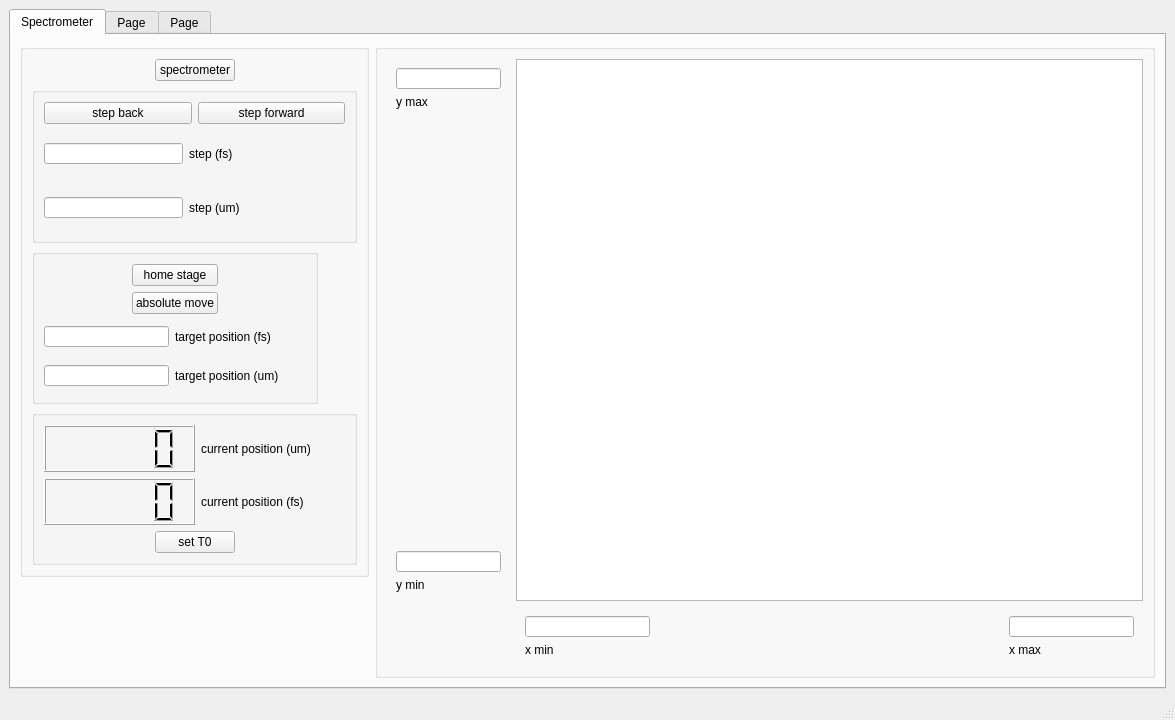
The window that qt_designer/form.ui (peter-chang62/Chi-3-FROG) describes before a commit, drawn with Qt 5.
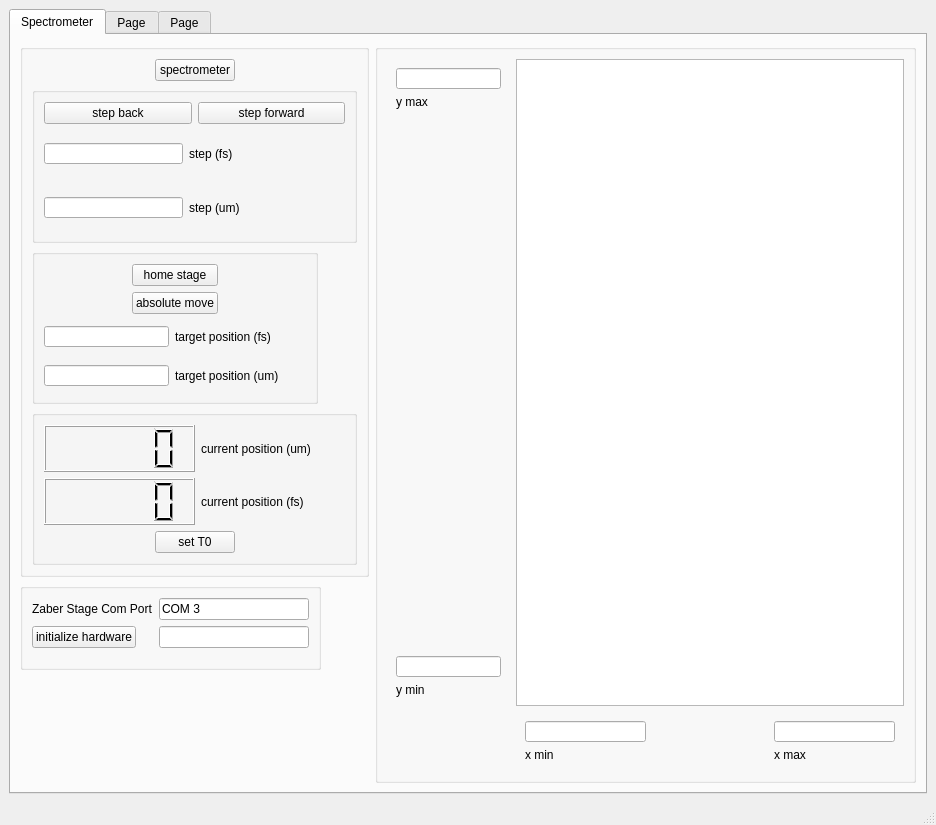
The same window after the commit. Custom widgets are drawn as their Qt base class.

The edit to the form file:
```diff
--- a/qt_designer/form.ui
+++ b/qt_designer/form.ui
@@ -6,8 +6,8 @@
    <rect>
     <x>0</x>
     <y>0</y>
-    <width>1175</width>
-    <height>720</height>
+    <width>936</width>
+    <height>825</height>
    </rect>
   </property>
   <property name="windowTitle">
@@ -17,6 +17,12 @@
    <layout class="QGridLayout" name="gridLayout_8">
     <item row="0" column="0">
      <widget class="QTabWidget" name="tabWidget">
+      <property name="minimumSize">
+       <size>
+        <width>912</width>
+        <height>708</height>
+       </size>
+      </property>
       <property name="currentIndex">
        <number>0</number>
       </property>
@@ -377,7 +383,7 @@
           </layout>
          </widget>
         </item>
-        <item row="0" column="1" rowspan="2">
+        <item row="0" column="1" rowspan="3">
          <widget class="QGroupBox" name="groupBox">
           <property name="minimumSize">
            <size>
@@ -533,6 +539,52 @@
          </widget>
         </item>
         <item row="1" column="0">
+         <widget class="QGroupBox" name="groupBox">
+          <property name="minimumSize">
+           <size>
+            <width>301</width>
+            <height>87</height>
+           </size>
+          </property>
+          <property name="maximumSize">
+           <size>
+            <width>301</width>
+            <height>87</height>
+           </size>
+          </property>
+          <layout class="QFormLayout" name="formLayout_2">
+           <item row="0" column="0">
+            <widget class="QLabel" name="label_23">
+             <property name="text">
+              <string>Zaber Stage Com Port</string>
+             </property>
+            </widget>
+           </item>
+           <item row="0" column="1">
+            <widget class="QLineEdit" name="le_stage_com_port">
+             <property name="text">
+              <string>COM 3</string>
+             </property>
+            </widget>
+           </item>
+           <item row="1" column="0">
+            <widget class="QPushButton" name="pb_initialize_hardware">
+             <property name="text">
+              <string>initialize hardware</string>
+             </property>
+            </widget>
+           </item>
+           <item row="1" column="1">
+            <widget class="QLineEdit" name="le_error">
+             <property name="text">
+              <string/>
+             </property>
+            </widget>
+           </item>
+          </layout>
+         </widget>
+        </item>
+        <item row="2" column="0">
          <spacer name="verticalSpacer_2">
           <property name="orientation">
            <enum>Qt::Orientation::Vertical</enum>
```
Left out of the diff: 42 changed lines with no effect on the pictures.
